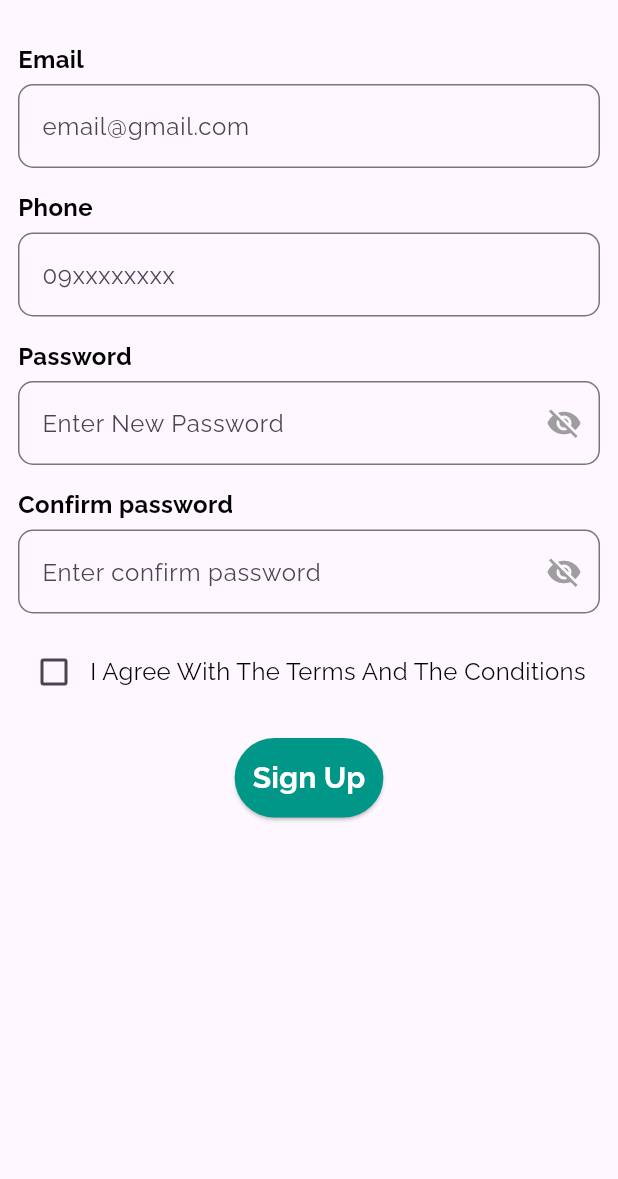
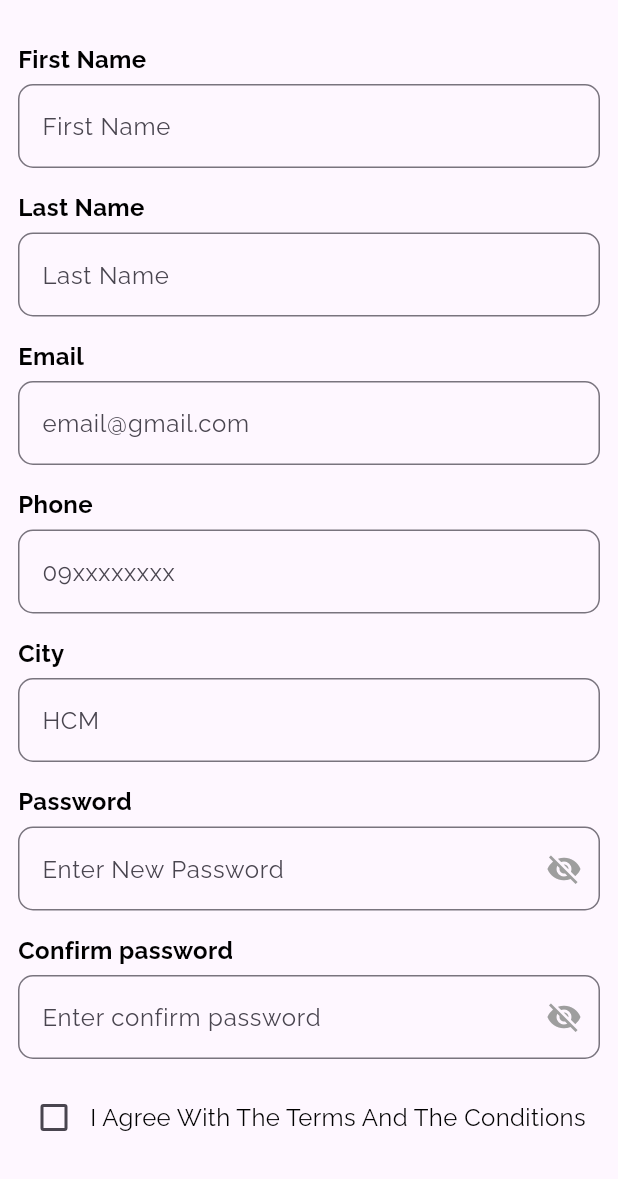
Before and after one commit to baolqpit/PetCare-App, a Flutter app: the screen it shows after launch, after a tap on "Sign Up", on a phone screen of 412 x 824 dp, the part 57-1236 px from its top. Run offline on Flutter 3.47's test engine with Material 3 defaults, Android fonts, the phone set to English and light mode, and no system bars; our stand-ins replace dio, firebase_auth, firebase_core, flutter_svg, freezed_annotation, get; missing offline and left inert: email_otp; accounts and stored records are empty.

Commit message:
Update Add New User To DB

```diff
--- a/lib/api/user_api.dart
+++ b/lib/api/user_api.dart
@@ -1,22 +1,23 @@
 import 'package:petcare_app_management/api/base_api.dart';
+import 'package:petcare_app_management/model/user_account_model/user_account_model.dart';
+import 'package:petcare_app_management/model/user_detail_model/user_detail_model.dart';
 
 class UserApi extends BaseApi{
   UserApi() : super();
+  final GET_USER_BY_EMAIL = 'User/GetUserDetailByEmail';
 
-  final GET_LIST_USER = 'UserEntities/GetListUsers';
-  final GET_USER_BY_ID = 'UserEntities/GetUserById/';
+  final CREATE_NEW_USER = 'User/CreateUser';
 
-
-  ///GET LIST USERS
-  getListUser(){
-    return BaseApi().getPetCareAppDataFromAPI(url: GET_LIST_USER);
+  ///CREATE NEW USER
+  createNewUser({required Map<String, dynamic> data}){
+    return BaseApi().postPetCareAppDataFromAPI(url: CREATE_NEW_USER, data: data);
   }
 
   ///GET USER BY ID
-  getUserById({required int userId}){
+  getUserByEmail({required String email}){
     var param = {
-      'userId': userId
+      'email': email
     };
-    return BaseApi().getPetCareAppDataFromAPI(url: GET_USER_BY_ID, queryParameters: param);
+    return BaseApi().getPetCareAppDataFromAPI(url: GET_USER_BY_EMAIL, queryParameters: param);
   }
 }
--- a/lib/controllers/user_controller.dart
+++ b/lib/controllers/user_controller.dart
@@ -4,29 +4,41 @@ import 'package:flutter/cupertino.dart';
 import 'package:get/get.dart';
 import 'package:petcare_app_management/api/base_api.dart';
 import 'package:petcare_app_management/api/user_api.dart';
-import 'package:petcare_app_management/model/user_model.dart';
+import 'package:petcare_app_management/controllers/app_controller.dart';
+import 'package:petcare_app_management/model/user_detail_model/user_detail_model.dart';
 
 class UserController extends GetxController {
-  RxList<UserModel?> listUsers = RxList<UserModel?>([]);
-  Rx<UserModel?> userInfo = Rx<UserModel?>(null);
+  Rx<UserDetailModel?> userInfo = Rx<UserDetailModel?>(null);
   TextEditingController emailController = TextEditingController();
+  TextEditingController firstNameController = TextEditingController();
+  TextEditingController lastNameController = TextEditingController();
+  TextEditingController cityController = TextEditingController();
   TextEditingController phoneController = TextEditingController();
   TextEditingController passwordController = TextEditingController();
   TextEditingController confirmPasswordController = TextEditingController();
 
-
-
-  ///GET USER LIST
-  getListUsers() async {
-    var response = await UserApi().getListUser();
-    listUsers.value = response.map<UserModel>((json) => UserModel.fromJson(json)).toList();
+  // CREATE NEW USER
+  createNewUser() async {
+    var data = {
+      "userAccount": {
+        "email": emailController.text,
+        "password": passwordController.text
+      },
+      "userDetail": {
+        "phone": phoneController.text,
+        "email": emailController.text,
+        "firstName": firstNameController.text,
+        "lastName": lastNameController.text,
+        "city": cityController.text
+      }
+    };
+    await UserApi().createNewUser(data: data);
   }
 
-  getUserById({required int userId}) async {
-    var response = await UserApi().getUserById(userId: userId);
-    userInfo.value = UserModel.fromJson(response);
+  // GET USER DETAIL BY EMAIL
+  getUserByEmail({required String email}) async {
+    var response = await UserApi().getUserByEmail(email: email);
+    userInfo.value = UserDetailModel.fromJson(response);
     print(userInfo.toString());
   }
-
-
 }
--- /dev/null
+++ b/lib/model/user_detail_model/user_detail_model.dart
@@ -0,0 +1,21 @@
+import 'package:freezed_annotation/freezed_annotation.dart';
+
+part 'user_detail_model.freezed.dart';
+part 'user_detail_model.g.dart';
+
+@freezed
+class UserDetailModel with _$UserDetailModel {
+  @JsonSerializable(fieldRename: FieldRename.snake, explicitToJson: true)
+  const factory UserDetailModel({
+    @JsonKey(name: 'userId') int? userId,
+    @JsonKey(name: 'firstName') String? firstName,
+    @JsonKey(name: 'lastName') String? lastName,
+    @JsonKey(name: 'email') String? email,
+    @JsonKey(name: 'city') String? address,
+    @JsonKey(name: 'phone') String? phone,
+    @JsonKey(name: 'use;rRoleId') int? userRoleId,
+  }) = _UserDetailModel;
+
+  factory UserDetailModel.fromJson(Map<String, dynamic> json) =>
+      _$UserDetailModelFromJson(json);
+}
--- a/lib/model/user_model.dart
+++ /dev/null
@@ -1,20 +0,0 @@
-import 'package:freezed_annotation/freezed_annotation.dart';
-
-part 'user_model.freezed.dart';
-part 'user_model.g.dart';
-
-@freezed
-class UserModel with _$UserModel {
-  @JsonSerializable(fieldRename: FieldRename.snake, explicitToJson: true)
-  const factory UserModel({
-    @JsonKey(name: 'userId') int? userId,
-    @JsonKey(name: 'firstName') String? firstName,
-    @JsonKey(name: 'lastName') String? lastName,
-    @JsonKey(name: 'email') String? email,
-    @JsonKey(name: 'address') String? address,
-    @JsonKey(name: 'phone') String? phone,
-  }) = _UserModel;
-
-  factory UserModel.fromJson(Map<String, dynamic> json) =>
-      _$UserModelFromJson(json);
-}
--- a/lib/screens/introduction_screens/otp_authentication_screen.dart
+++ b/lib/screens/introduction_screens/otp_authentication_screen.dart
@@ -30,6 +30,9 @@ class _OtpAuthenticationState extends State<OtpAuthentication> {
   void dispose() {
     // TODO: implement dispose
     userController.phoneController.clear();
+    userController.firstNameController.clear();
+    userController.lastNameController.clear();
+    userController.cityController.clear();
     userController.confirmPasswordController.clear();
     otp_1_number.clear();
     otp_2_number.clear();
@@ -156,6 +159,7 @@ class _OtpAuthenticationState extends State<OtpAuthentication> {
     return ElevatedButton(
       onPressed: () async {
         appController.verifyOTP(otp: otp_1_number.text + otp_2_number.text + otp_3_number.text + otp_4_number.text);
+        userController.createNewUser();
       },
       child: AppText(
         content: 'Verify',
--- a/lib/screens/introduction_screens/sign_up_screen.dart
+++ b/lib/screens/introduction_screens/sign_up_screen.dart
@@ -26,6 +26,7 @@ class _SignUpScreenState extends State<SignUpScreen> {
     appController.showSuffixPassWord.value = false;
     super.dispose();
   }
+
   @override
   Widget build(BuildContext context) {
     return Scaffold(
@@ -48,12 +49,24 @@ class _SignUpScreenState extends State<SignUpScreen> {
 
   _buildSignUpContent() {
     return Obx(() => SingleChildScrollView(
-      child: Container(
+          child: Container(
             padding: EdgeInsets.symmetric(
                 vertical: Dimens.padding_vertical,
                 horizontal: Dimens.padding_horizontal),
             child: Column(
               children: <Widget>[
+                _buildTextFieldInfo(
+                    label: 'First Name',
+                    hintText: 'First Name',
+                    controller: userController.firstNameController,
+                    showSuffix: false),
+                Dimens.height15,
+                _buildTextFieldInfo(
+                    label: 'Last Name',
+                    hintText: 'Last Name',
+                    controller: userController.lastNameController,
+                    showSuffix: false),
+                Dimens.height15,
                 _buildTextFieldInfo(
                     label: 'Email',
                     hintText: 'email@gmail.com',
@@ -63,6 +76,12 @@ class _SignUpScreenState extends State<SignUpScreen> {
                 _buildTextFieldInfo(
                     label: 'Phone',
                     hintText: '09xxxxxxxx',
+                    controller: userController.phoneController,
+                    showSuffix: false),
+                Dimens.height15,
+                _buildTextFieldInfo(
+                    label: 'City',
+                    hintText: 'HCM',
                     controller: userController.phoneController,
                     showSuffix: false),
                 Dimens.height15,
@@ -78,8 +97,7 @@ class _SignUpScreenState extends State<SignUpScreen> {
                     hintText: 'Enter confirm password',
                     controller: userController.confirmPasswordController,
                     showSuffix: true,
-                    suffixController:
-                        appController.showSuffixConfirmPassWord),
+                    suffixController: appController.showSuffixConfirmPassWord),
                 Dimens.height15,
                 _buildAcceptLicense(),
                 Dimens.height20,
@@ -87,7 +105,7 @@ class _SignUpScreenState extends State<SignUpScreen> {
               ],
             ),
           ),
-    ));
+        ));
   }
 
   _buildTextFieldInfo(
@@ -105,7 +123,8 @@ class _SignUpScreenState extends State<SignUpScreen> {
         ),
         Dimens.height5,
         TextField(
-          obscureText: suffixController != null ? !suffixController.value : false,
+          obscureText:
+              suffixController != null ? !suffixController.value : false,
           controller: controller,
           decoration: InputDecoration(
             suffixIcon: showSuffix
@@ -115,7 +134,11 @@ class _SignUpScreenState extends State<SignUpScreen> {
                         suffixController.value = !suffixController.value;
                       }
                     },
-                    icon: suffixController!.value ?  Icon(Icons.visibility,) : Icon(Icons.visibility_off,color: AppColor.grey))
+                    icon: suffixController!.value
+                        ? Icon(
+                            Icons.visibility,
+                          )
+                        : Icon(Icons.visibility_off, color: AppColor.grey))
                 : null,
             hintText: hintText,
             border: OutlineInputBorder(
@@ -139,7 +162,9 @@ class _SignUpScreenState extends State<SignUpScreen> {
                 appController.isAcceptLicense.value = value;
               }
             }),
-        Expanded(child: AppText(content: 'I Agree With The Terms And The Conditions'))
+        Expanded(
+            child:
+                AppText(content: 'I Agree With The Terms And The Conditions'))
       ],
     );
   }
--- a/lib/screens/user_screen/user_info_screen.dart
+++ b/lib/screens/user_screen/user_info_screen.dart
@@ -150,7 +150,6 @@ class _UserInfoScreenState extends State<UserInfoScreen> {
   }
 
   Future<void> fetchData() async  {
-    await userController.getListUsers();
-    await userController.getUserById(userId: 1);
+
   }
 }
```
Also changed, not shown: lib/api/base_api.dart (+25 -0 lines), lib/controllers/app_controller.dart (+15 -11 lines), lib/model/user_account_model/user_account_model.dart (added, +17 -0 lines), lib/model/user_account_model/user_account_model.freezed.dart (added), lib/model/user_account_model/user_account_model.g.dart (added), lib/model/user_detail_model/user_detail_model.freezed.dart, lib/model/user_detail_model/user_detail_model.g.dart.
